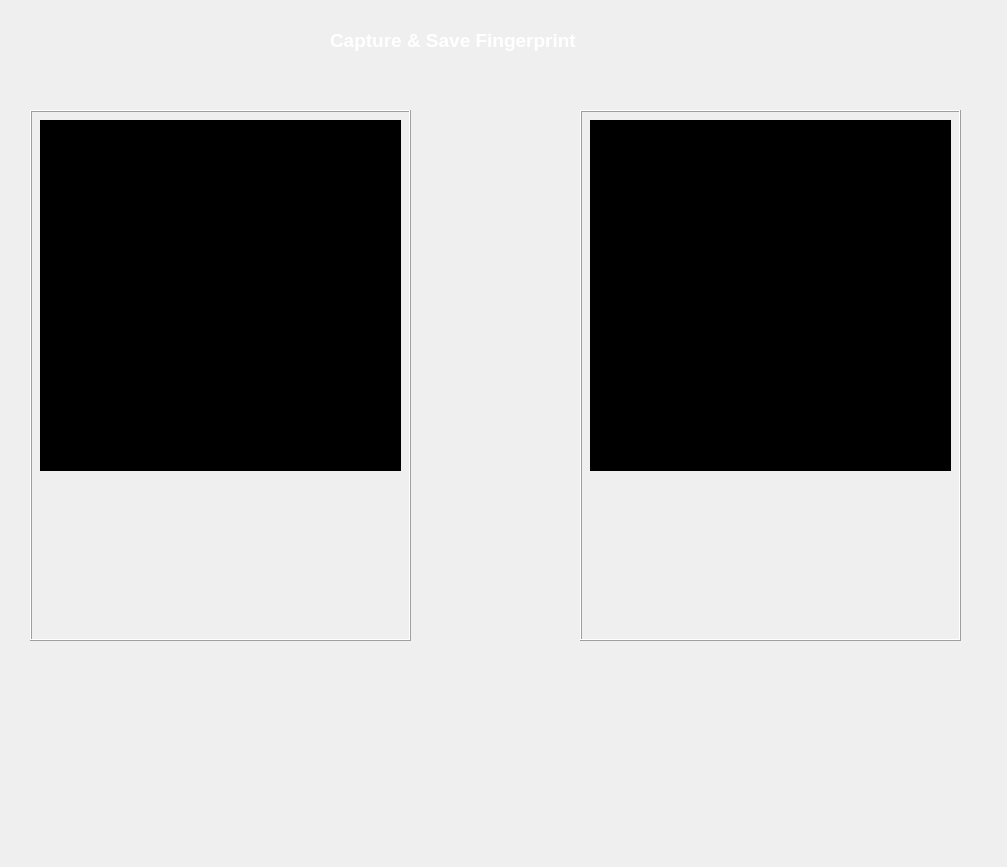
This is minibus-route-native-application/ui/fingerprintcaptureform.ui in nkszLedger/minibus-route-native-application as Qt 5 draws it before an edit. The edited form follows.
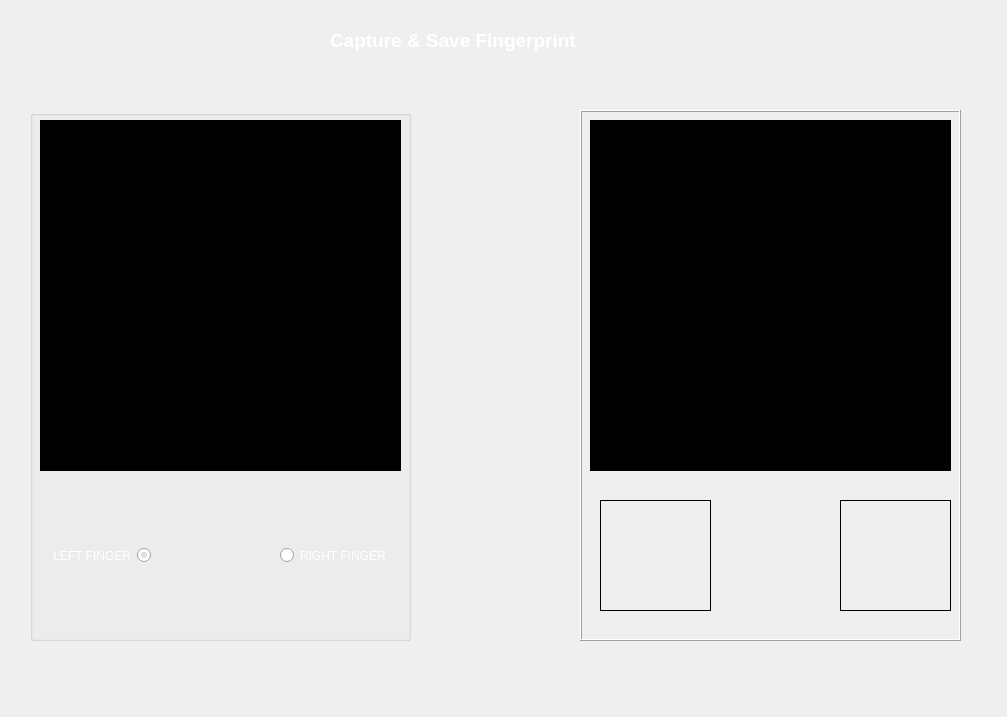
This is the edited form. Icons and pictures are not drawn.

Commit message: fix(fingeprintcaptureform.ui): Add radio buttons and labels to indicate fingertypes

```diff
--- a/minibus-route-native-application/ui/fingerprintcaptureform.ui
+++ b/minibus-route-native-application/ui/fingerprintcaptureform.ui
@@ -7,7 +7,7 @@
     <x>0</x>
     <y>0</y>
     <width>1007</width>
-    <height>867</height>
+    <height>717</height>
    </rect>
   </property>
   <property name="windowTitle">
@@ -31,8 +31,8 @@
    <widget class="QPushButton" name="FingerprintSavePushButton">
     <property name="geometry">
      <rect>
-      <x>160</x>
-      <y>410</y>
+      <x>150</x>
+      <y>400</y>
       <width>91</width>
       <height>91</height>
      </rect>
@@ -85,6 +85,38 @@
      <bool>true</bool>
     </property>
    </widget>
+   <widget class="QLabel" name="ImageTwolabel">
+    <property name="geometry">
+     <rect>
+      <x>260</x>
+      <y>390</y>
+      <width>111</width>
+      <height>111</height>
+     </rect>
+    </property>
+    <property name="frameShape">
+     <enum>QFrame::Box</enum>
+    </property>
+    <property name="text">
+     <string/>
+    </property>
+   </widget>
+   <widget class="QLabel" name="ImageOnelabel">
+    <property name="geometry">
+     <rect>
+      <x>20</x>
+      <y>390</y>
+      <width>111</width>
+      <height>111</height>
+     </rect>
+    </property>
+    <property name="frameShape">
+     <enum>QFrame::Box</enum>
+    </property>
+    <property name="text">
+     <string/>
+    </property>
+   </widget>
   </widget>
   <widget class="QLabel" name="TitleLabel">
    <property name="geometry">
@@ -115,7 +147,7 @@
     <string>Capture &amp; Save Fingerprint</string>
    </property>
   </widget>
-  <widget class="QFrame" name="FingerprintCaptureFrame">
+  <widget class="QGroupBox" name="FingerprintCaptureGroupBox">
    <property name="geometry">
     <rect>
      <x>30</x>
@@ -127,12 +159,6 @@
    <property name="styleSheet">
     <string notr="true"/>
    </property>
-   <property name="frameShape">
-    <enum>QFrame::Box</enum>
-   </property>
-   <property name="frameShadow">
-    <enum>QFrame::Raised</enum>
-   </property>
    <widget class="QLabel" name="FingerprintCaptureLabel">
     <property name="geometry">
      <rect>
@@ -158,7 +184,7 @@
    <widget class="QPushButton" name="CapturePushButton">
     <property name="geometry">
      <rect>
-      <x>130</x>
+      <x>140</x>
       <y>400</y>
       <width>101</width>
       <height>91</height>
@@ -185,6 +211,44 @@
      <bool>true</bool>
     </property>
    </widget>
+   <widget class="QRadioButton" name="LeftRadioButton">
+    <property name="geometry">
+     <rect>
+      <x>10</x>
+      <y>430</y>
+      <width>111</width>
+      <height>31</height>
+     </rect>
+    </property>
+    <property name="layoutDirection">
+     <enum>Qt::RightToLeft</enum>
+    </property>
+    <property name="styleSheet">
+     <string notr="true">color: rgb(255, 255, 255);</string>
+    </property>
+    <property name="text">
+     <string>LEFT FINGER</string>
+    </property>
+    <property name="checked">
+     <bool>true</bool>
+    </property>
+   </widget>
+   <widget class="QRadioButton" name="RightRadioButton">
+    <property name="geometry">
+     <rect>
+      <x>250</x>
+      <y>430</y>
+      <width>121</width>
+      <height>31</height>
+     </rect>
+    </property>
+    <property name="styleSheet">
+     <string notr="true">color: rgb(255, 255, 255);</string>
+    </property>
+    <property name="text">
+     <string>RIGHT FINGER</string>
+    </property>
+   </widget>
   </widget>
   <widget class="QPushButton" name="HomePushButton">
    <property name="geometry">
```
The commit also changes 1 other file.
